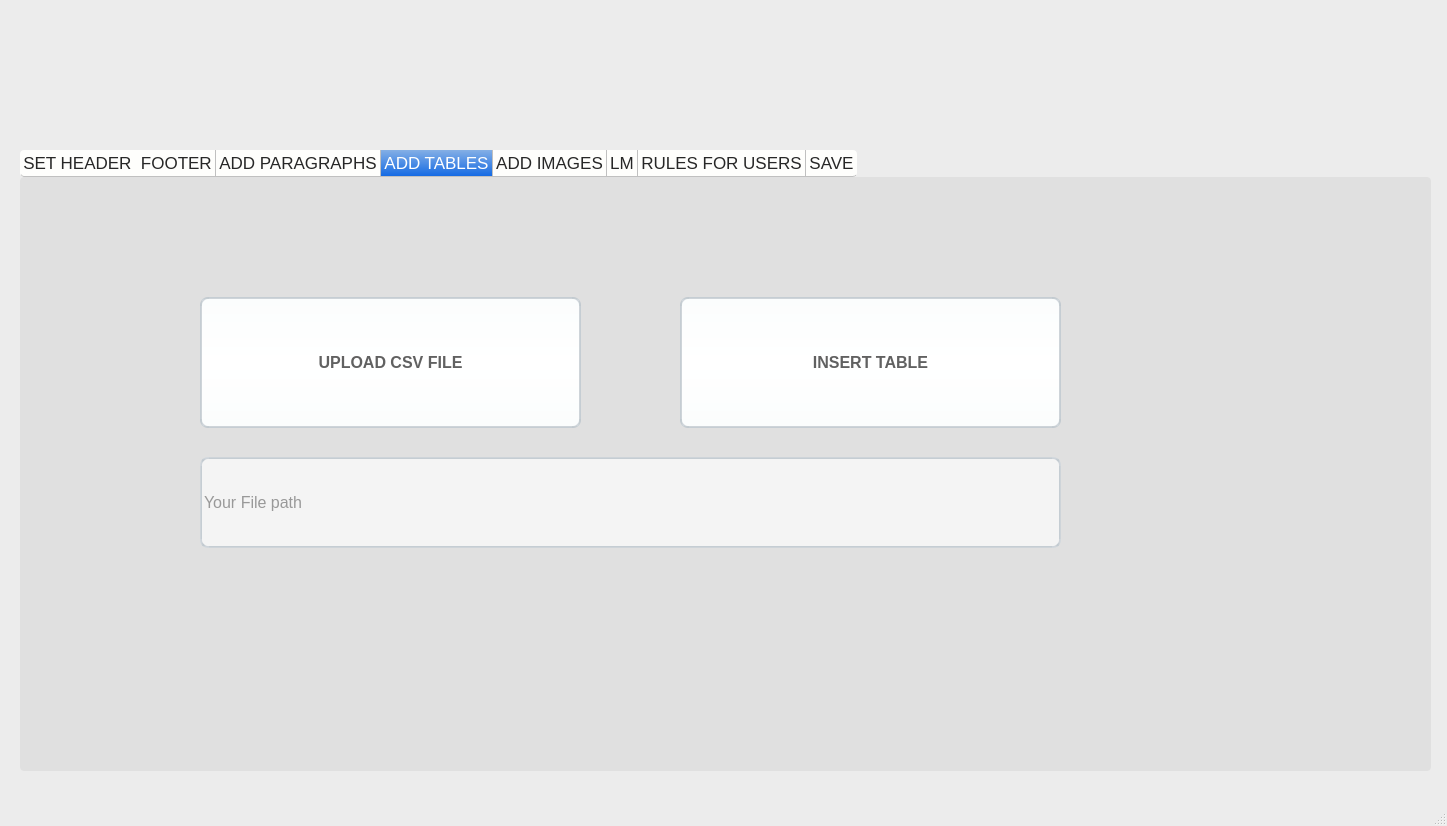
Above: MAIN1.ui from Manfaz-Ali/WORD_AUTOMATE before the change. Below: the same form after it.
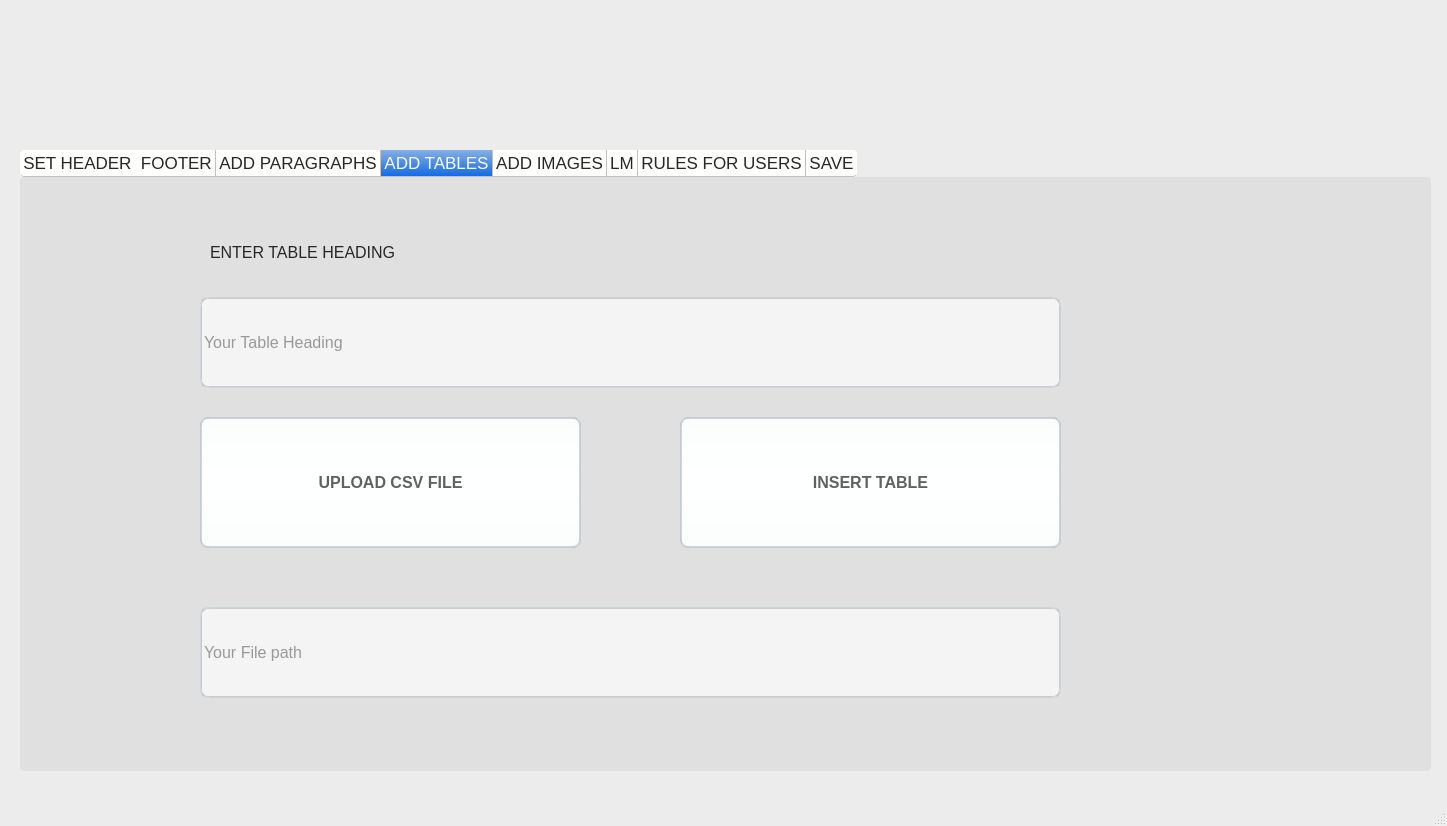
That is the form after the change. The open tabs and pages were chosen to show the change. Icons and pictures are not drawn.

The edit to the form file:
```diff
--- a/MAIN1.ui
+++ b/MAIN1.ui
@@ -855,7 +855,7 @@
       <property name="geometry">
        <rect>
         <x>660</x>
-        <y>120</y>
+        <y>240</y>
         <width>381</width>
         <height>131</height>
        </rect>
@@ -875,7 +875,7 @@
       <property name="geometry">
        <rect>
         <x>180</x>
-        <y>120</y>
+        <y>240</y>
         <width>381</width>
         <height>131</height>
        </rect>
@@ -895,7 +895,7 @@
       <property name="geometry">
        <rect>
         <x>180</x>
-        <y>280</y>
+        <y>430</y>
         <width>861</width>
         <height>91</height>
        </rect>
@@ -912,6 +912,42 @@
        <string>Your File path </string>
       </property>
      </widget>
+     <widget class="QLineEdit" name="lineEdit_table_heading">
+      <property name="geometry">
+       <rect>
+        <x>180</x>
+        <y>120</y>
+        <width>861</width>
+        <height>91</height>
+       </rect>
+      </property>
+      <property name="font">
+       <font>
+        <pointsize>12</pointsize>
+       </font>
+      </property>
+      <property name="placeholderText">
+       <string>Your Table Heading</string>
+      </property>
+     </widget>
+     <widget class="QLabel" name="label_11">
+      <property name="geometry">
+       <rect>
+        <x>190</x>
+        <y>50</y>
+        <width>231</width>
+        <height>51</height>
+       </rect>
+      </property>
+      <property name="font">
+       <font>
+        <pointsize>12</pointsize>
+       </font>
+      </property>
+      <property name="text">
+       <string>ENTER TABLE HEADING</string>
+      </property>
+     </widget>
     </widget>
     <widget class="QWidget" name="tab4">
      <attribute name="title">
```
Left out of the diff: 2 changed lines with no effect on the pictures.
